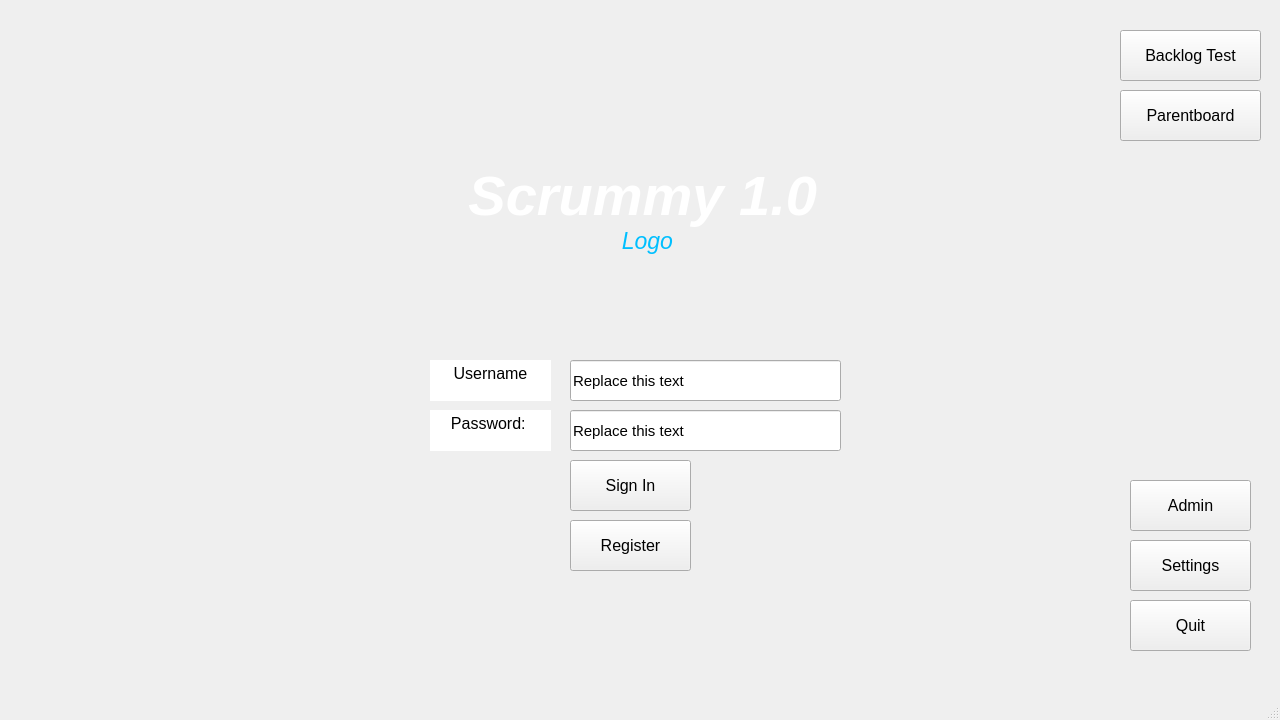
Above: code/Staging_Environment/Recovered/Staging_Environment_Recorverd/mainwindow.ui from muazzamaqeel/Software-Project-CTS-5 before the change. Below: the same form after it.
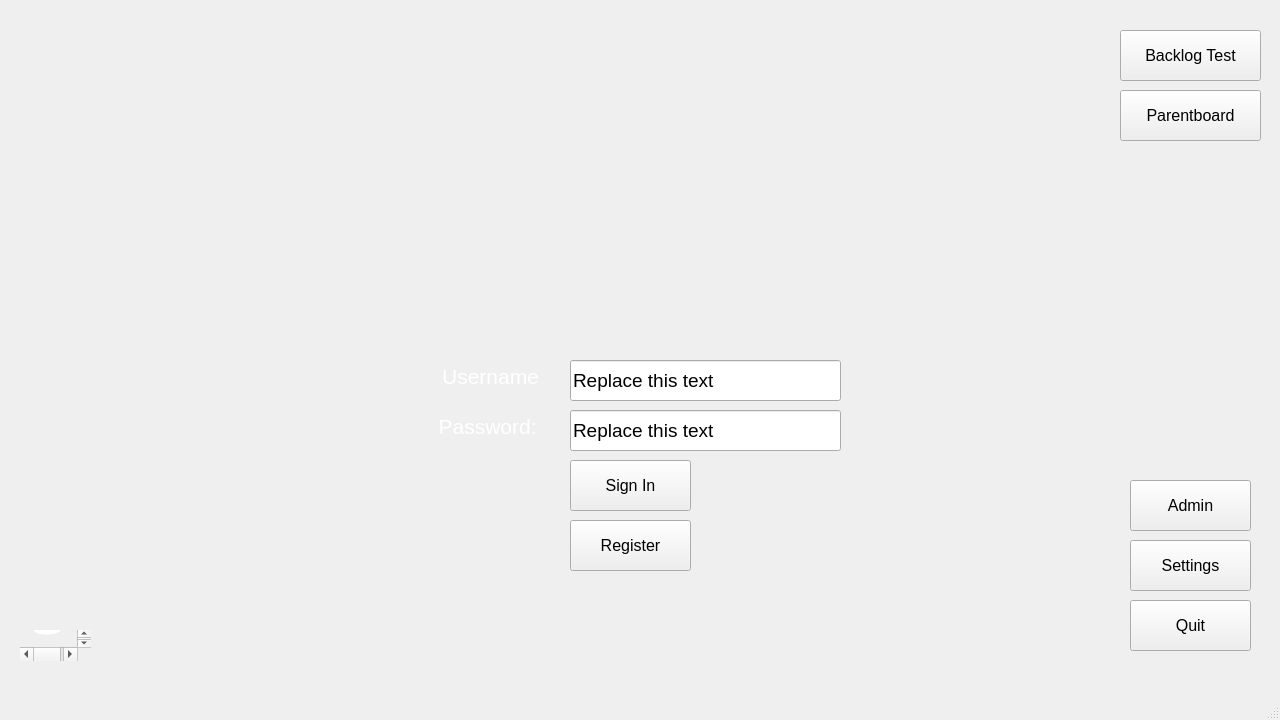
That is the form after the change.

The edit to the form file:
```diff
--- a/code/Staging_Environment/Recovered/Staging_Environment_Recorverd/mainwindow.ui
+++ b/code/Staging_Environment/Recovered/Staging_Environment_Recorverd/mainwindow.ui
@@ -88,7 +88,8 @@
      <bool>true</bool>
     </property>
     <property name="styleSheet">
-     <string notr="true"/>
+     <string notr="true">QTextBrowser { background-color: rgba(255, 255, 255, 0); color: black; }
+</string>
     </property>
     <property name="frameShape">
      <enum>QFrame::NoFrame</enum>
@@ -110,7 +111,7 @@
 li.unchecked::marker { content: &quot;\2610&quot;; }
 li.checked::marker { content: &quot;\2612&quot;; }
 &lt;/style&gt;&lt;/head&gt;&lt;body style=&quot; font-family:'Segoe UI'; font-size:12pt; font-weight:400; font-style:normal;&quot;&gt;
-&lt;p align=&quot;center&quot; style=&quot; margin-top:0px; margin-bottom:0px; margin-left:0px; margin-right:0px; -qt-block-indent:0; text-indent:0px;&quot;&gt;Username&lt;/p&gt;&lt;/body&gt;&lt;/html&gt;</string>
+&lt;p align=&quot;center&quot; style=&quot; margin-top:0px; margin-bottom:0px; margin-left:0px; margin-right:0px; -qt-block-indent:0; text-indent:0px;&quot;&gt;&lt;span style=&quot; font-size:16pt; color:#ffffff;&quot;&gt;Username&lt;/span&gt;&lt;/p&gt;&lt;/body&gt;&lt;/html&gt;</string>
     </property>
     <property name="overwriteMode">
      <bool>true</bool>
@@ -119,10 +120,10 @@
    <widget class="QTextBrowser" name="textBrowser">
     <property name="geometry">
      <rect>
-      <x>270</x>
-      <y>160</y>
-      <width>761</width>
-      <height>161</height>
+      <x>20</x>
+      <y>630</y>
+      <width>71</width>
+      <height>31</height>
      </rect>
     </property>
     <property name="font">
@@ -238,13 +239,14 @@
     <property name="font">
      <font>
       <pointsize>12</pointsize>
+      <bold>true</bold>
      </font>
     </property>
     <property name="autoFillBackground">
      <bool>true</bool>
     </property>
     <property name="styleSheet">
-     <string notr="true"/>
+     <string notr="true">QTextBrowser { background-color: rgba(255, 255, 255, 0); color: black; }</string>
     </property>
     <property name="frameShape">
      <enum>QFrame::NoFrame</enum>
@@ -259,8 +261,8 @@
 hr { height: 1px; border-width: 0; }
 li.unchecked::marker { content: &quot;\2610&quot;; }
 li.checked::marker { content: &quot;\2612&quot;; }
-&lt;/style&gt;&lt;/head&gt;&lt;body style=&quot; font-family:'Segoe UI'; font-size:12pt; font-weight:400; font-style:normal;&quot; bgcolor=&quot;transparent&quot;&gt;
-&lt;p align=&quot;center&quot; style=&quot; margin-top:0px; margin-bottom:0px; margin-left:0px; margin-right:0px; -qt-block-indent:0; text-indent:0px;&quot;&gt;&lt;span style=&quot; font-family:'Segoe UI','sans-serif'; color:#000000;&quot;&gt;Password:&lt;/span&gt; &lt;/p&gt;&lt;/body&gt;&lt;/html&gt;</string>
+&lt;/style&gt;&lt;/head&gt;&lt;body style=&quot; font-family:'Segoe UI'; font-size:12pt; font-weight:700; font-style:normal;&quot; bgcolor=&quot;transparent&quot;&gt;
+&lt;p align=&quot;center&quot; style=&quot; margin-top:0px; margin-bottom:0px; margin-left:0px; margin-right:0px; -qt-block-indent:0; text-indent:0px;&quot;&gt;&lt;span style=&quot; font-family:'Segoe UI','sans-serif'; font-size:16pt; font-weight:400; color:#ffffff;&quot;&gt;Password:&lt;/span&gt;&lt;span style=&quot; font-size:16pt; font-weight:400; color:#ffffff;&quot;&gt; &lt;/span&gt;&lt;/p&gt;&lt;/body&gt;&lt;/html&gt;</string>
     </property>
    </widget>
    <widget class="QLineEdit" name="input_username">
@@ -274,9 +276,13 @@
     </property>
     <property name="font">
      <font>
-      <pointsize>11</pointsize>
+      <pointsize>14</pointsize>
      </font>
     </property>
+    <property name="styleSheet">
+     <string notr="true">QLineEdit* lineEdit = new QLineEdit(this)
+lineEdit-&gt;setStyleSheet(&quot;background-color: rgba(255, 255, 255, 100); border: none;&quot;);</string>
+    </property>
     <property name="text">
      <string>Replace this text</string>
     </property>
@@ -292,9 +298,14 @@
     </property>
     <property name="font">
      <font>
-      <pointsize>11</pointsize>
+      <pointsize>14</pointsize>
      </font>
     </property>
+    <property name="styleSheet">
+     <string notr="true">QLineEdit* lineEdit = new QLineEdit(this)
+lineEdit-&gt;setStyleSheet(&quot;background-color: rgba(255, 255, 255, 100); border: none;&quot;);
+</string>
+    </property>
     <property name="text">
      <string>Replace this text</string>
     </property>
@@ -366,6 +377,19 @@
      <string/>
     </property>
    </widget>
+   <widget class="QLabel" name="logo">
+    <property name="geometry">
+     <rect>
+      <x>350</x>
+      <y>120</y>
+      <width>641</width>
+      <height>211</height>
+     </rect>
+    </property>
+    <property name="text">
+     <string/>
+    </property>
+   </widget>
    <zorder>bg_main</zorder>
    <zorder>textBrowser_2</zorder>
    <zorder>textBrowser</zorder>
```
Left out of the diff: 3 changed lines with no effect on the pictures.
